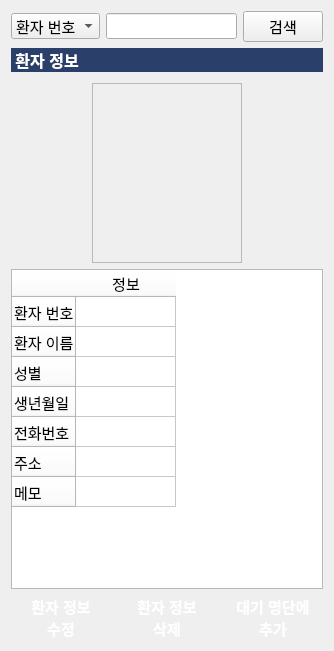
Old version of the form pms/PatientManagementSW/patientinfomanager.ui in the repository KimYooseon/FinalProject.
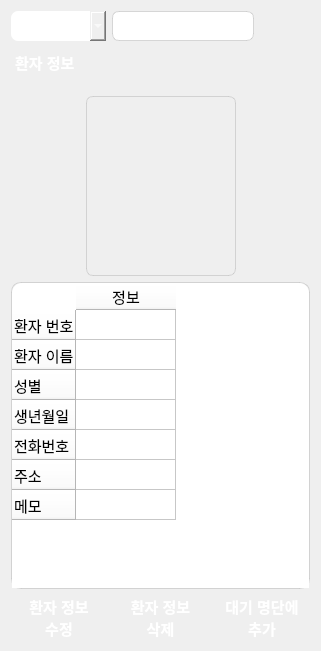
New version of the form. Icons and pictures are not drawn.

```diff
--- a/pms/PatientManagementSW/patientinfomanager.ui
+++ b/pms/PatientManagementSW/patientinfomanager.ui
@@ -6,7 +6,7 @@
    <rect>
     <x>0</x>
     <y>0</y>
-    <width>334</width>
+    <width>321</width>
     <height>651</height>
    </rect>
   </property>
@@ -15,16 +15,38 @@
   </property>
   <layout class="QGridLayout" name="gridLayout">
    <item row="0" column="0">
+    <layout class="QHBoxLayout" name="horizontalLayout_4"/>
+   </item>
+   <item row="1" column="1">
+    <layout class="QVBoxLayout" name="verticalLayout_2">
+     <item>
     <layout class="QVBoxLayout" name="verticalLayout">
      <item>
       <layout class="QHBoxLayout" name="horizontalLayout_2">
        <item>
         <widget class="QComboBox" name="searchComboBox">
+           <property name="minimumSize">
+            <size>
+             <width>95</width>
+             <height>30</height>
+            </size>
+           </property>
          <property name="font">
           <font>
            <pointsize>11</pointsize>
-          </font>
-         </property>
+             <bold>true</bold>
+            </font>
+           </property>
+           <property name="styleSheet">
+            <string notr="true">background-color: qlineargradient(spread:pad, x1:0, y1:0, x2:1, 
+                                                        y2:1, stop:0 rgba(149, 210, 253, 255),
+                                                        stop:1 rgba(152, 136, 248, 255));
+border-radius:7px;
+color:#ffffff;</string>
+           </property>
+           <property name="currentIndex">
+            <number>1</number>
+           </property>
          <item>
           <property name="text">
            <string>환자 번호</string>
@@ -39,22 +61,56 @@
        </item>
        <item>
         <widget class="QLineEdit" name="searchLineEdit">
+           <property name="minimumSize">
+            <size>
+             <width>0</width>
+             <height>30</height>
+            </size>
+           </property>
          <property name="font">
           <font>
            <pointsize>11</pointsize>
           </font>
          </property>
+           <property name="styleSheet">
+            <string notr="true">border: 1px solid rgba(190, 190, 190, 150);
+border-radius:7px;</string>
+           </property>
         </widget>
        </item>
        <item>
         <widget class="QPushButton" name="searchPushButton">
+           <property name="minimumSize">
+            <size>
+             <width>50</width>
+             <height>30</height>
+            </size>
+           </property>
          <property name="font">
           <font>
            <pointsize>11</pointsize>
-          </font>
-         </property>
+             <bold>true</bold>
+            </font>
+           </property>
+           <property name="styleSheet">
+            <string notr="true">background-color: qlineargradient(spread:pad, x1:0, y1:0, x2:1, 
+                                                        y2:1, stop:0 rgba(149, 210, 253, 255),
+                                                        stop:1 rgba(152, 136, 248, 255));
+border-radius:7px;
+color:#ffffff;</string>
+           </property>
          <property name="text">
-          <string>검색</string>
+            <string/>
+           </property>
+           <property name="icon">
+            <iconset>
+             <normaloff>C:/Users/sun/Downloads/search.png</normaloff>C:/Users/sun/Downloads/search.png</iconset>
+           </property>
+           <property name="iconSize">
+            <size>
+             <width>20</width>
+             <height>20</height>
+            </size>
          </property>
         </widget>
        </item>
@@ -62,15 +118,24 @@
      </item>
      <item>
       <widget class="QLabel" name="label_2">
+         <property name="minimumSize">
+          <size>
+           <width>0</width>
+           <height>30</height>
+          </size>
+         </property>
        <property name="font">
         <font>
-         <pointsize>12</pointsize>
+           <pointsize>11</pointsize>
          <bold>true</bold>
         </font>
        </property>
        <property name="styleSheet">
-        <string notr="true">background-color: rgb(42, 63, 106);
-color: rgb(255, 255, 255);</string>
+          <string notr="true">background-color: qlineargradient(spread:pad, x1:0, y1:0, x2:1, 
+                                                        y2:1, stop:0 rgba(149, 210, 253, 255),
+                                                        stop:1 rgba(152, 136, 248, 255));
+border-radius:10px;
+color:#ffffff;</string>
        </property>
        <property name="text">
         <string> 환자 정보</string>
@@ -88,7 +153,7 @@
        <property name="sizeHint" stdset="0">
         <size>
          <width>20</width>
-         <height>5</height>
+           <height>13</height>
         </size>
        </property>
       </spacer>
@@ -128,6 +193,10 @@
            <height>180</height>
           </size>
          </property>
+           <property name="styleSheet">
+            <string notr="true">border: 1px solid rgba(190, 190, 190, 150);
+border-radius:7px;</string>
+           </property>
          <property name="frameShape">
           <enum>QFrame::StyledPanel</enum>
          </property>
@@ -159,12 +228,46 @@
         </font>
        </property>
        <property name="styleSheet">
-        <string notr="true">QTableCornerButton::section {background-color: #FFFFFF;}
-QHeaderView {background-color: #FFFFFF;}</string>
+          <string notr="true">QTableCornerButton::section {border-top-left-radius:10px; background-color: #FFFFFF;}
+QHeaderView {border-top-right-radius:10px;
+background-color: #FFFFFF;}
+
+QTableWidget {
+border-radius:10px;
+border: 1px solid rgba(190, 190, 190, 150);
+selection-background-color: qlineargradient(spread:pad, x1:0.4, y1:0.4, x2:1, 
+y2:1, stop:0 rgba(180, 180, 180, 50),
+stop:1 rgba(149, 210, 253, 100));
+selection-color: black;
+}</string>
+         </property>
+         <property name="frameShape">
+          <enum>QFrame::StyledPanel</enum>
+         </property>
+         <property name="lineWidth">
+          <number>1</number>
        </property>
        <property name="editTriggers">
         <set>QAbstractItemView::NoEditTriggers</set>
        </property>
+         <property name="dragEnabled">
+          <bool>false</bool>
+         </property>
+         <property name="alternatingRowColors">
+          <bool>false</bool>
+         </property>
+         <property name="gridStyle">
+          <enum>Qt::SolidLine</enum>
+         </property>
+         <property name="wordWrap">
+          <bool>true</bool>
+         </property>
+         <property name="cornerButtonEnabled">
+          <bool>true</bool>
+         </property>
+         <attribute name="horizontalHeaderCascadingSectionResizes">
+          <bool>false</bool>
+         </attribute>
        <row>
         <property name="text">
          <string>환자 번호</string>
@@ -307,7 +410,7 @@
      </item>
     </layout>
    </item>
-   <item row="1" column="0">
+     <item>
     <layout class="QHBoxLayout" name="horizontalLayout">
      <item>
       <widget class="QPushButton" name="modifyPushButton">
@@ -325,13 +428,10 @@
        </property>
        <property name="styleSheet">
         <string notr="true">background-color: qlineargradient(spread:pad, x1:0, y1:0, x2:1, 
-                                                        y2:1, stop:0 rgba(170, 170, 170, 255),
-                                                        stop:1 rgba(113, 113, 113, 255));
-border-radius:7px;
-color:#ffffff;
-
-
-</string>
+                                                        y2:1, stop:0 rgba(149, 210, 253, 255),
+                                                        stop:1 rgba(152, 136, 248, 255));
+border-radius:10px;
+color:#ffffff;</string>
        </property>
        <property name="text">
         <string>환자 정보
@@ -384,19 +484,18 @@
        </property>
        <property name="styleSheet">
         <string notr="true">background-color: qlineargradient(spread:pad, x1:0, y1:0, x2:1, 
-                                                        y2:1, stop:0 rgba(170, 170, 170, 255),
-                                                        stop:1 rgba(113, 113, 113, 255));
-border-radius:7px;
-color:#ffffff;
-
-
-</string>
+                                                        y2:1, stop:0 rgba(149, 210, 253, 255),
+                                                        stop:1 rgba(152, 136, 248, 255));
+border-radius:10px;
+color:#ffffff;</string>
        </property>
        <property name="text">
         <string>대기 명단에
 추가</string>
        </property>
       </widget>
+       </item>
+      </layout>
      </item>
     </layout>
    </item>
```
Left out of the diff: 8 changed lines with no effect on the pictures. Lines whose indentation alone changed are shown as unchanged.
